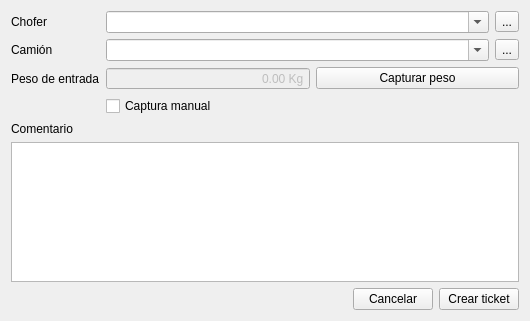
The window that romano/ui/new_ticket.ui (elshaka/Romano) describes before a commit, drawn with Qt 5.
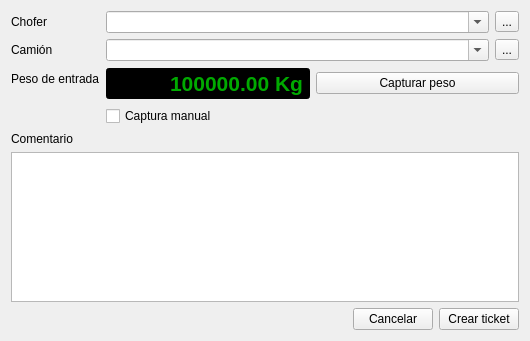
The same window after the commit. Icons and pictures are not drawn.

Commit message: Visual changes in new/close ticket dialogs. Added hability to change ticket type after the ticket was created

```diff
--- a/romano/ui/new_ticket.ui
+++ b/romano/ui/new_ticket.ui
@@ -7,7 +7,7 @@
     <x>0</x>
     <y>0</y>
     <width>530</width>
-    <height>321</height>
+    <height>341</height>
    </rect>
   </property>
   <property name="minimumSize">
@@ -115,9 +115,20 @@
            <height>0</height>
           </size>
          </property>
+         <property name="font">
+          <font>
+           <pointsize>16</pointsize>
+           <weight>75</weight>
+           <bold>true</bold>
+          </font>
+         </property>
          <property name="focusPolicy">
           <enum>Qt::ClickFocus</enum>
          </property>
+         <property name="styleSheet">
+          <string notr="true">color: rgb(0, 170, 0);
+background-color: rgb(0, 0, 0);</string>
+         </property>
          <property name="alignment">
           <set>Qt::AlignRight|Qt::AlignTrailing|Qt::AlignVCenter</set>
          </property>
@@ -130,6 +141,9 @@
          <property name="maximum">
           <double>999999.000000000000000</double>
          </property>
+         <property name="value">
+          <double>100000.000000000000000</double>
+         </property>
         </widget>
        </item>
        <item>
```
The commit also changes 4 other files.
